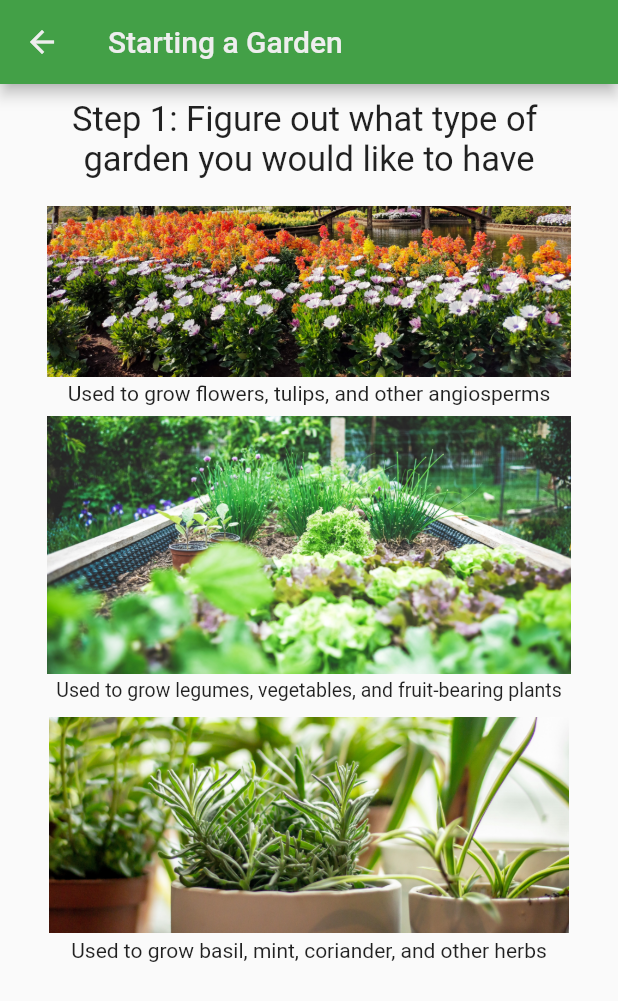
After one commit to akhilk999/GardenGuide, a Flutter app: the screen it shows after launch, item 3 of the bottom bar chosen, after a tap on "Starting a Garden", on a phone screen of 412 x 824 dp. The commit adds this screen. Shown: the top 1001 px of the screen. Run offline on Flutter 3.47's test engine with Material 2 defaults, Android fonts, the phone set to English and light mode, and no system bars; our stand-ins replace google_fonts, shared_preferences.

Commit message:
changed color for reminders.dart & started page 1 of "Starting a Garden" (step1.dart) for tutorials.dart

```diff
--- /dev/null
+++ b/lib/Starting a Garden/step1.dart
@@ -0,0 +1,72 @@
+import 'package:flutter/material.dart';
+
+class Step1 extends StatefulWidget {
+  @override
+  _Step1State createState() => _Step1State();
+}
+
+class _Step1State extends State<Step1> {
+  @override
+  Widget build(BuildContext context) {
+    return Scaffold(
+      appBar: AppBar(
+        iconTheme: IconThemeData(
+          color: Colors.grey[200],
+        ),
+        title: Text(
+            "Starting a Garden",
+            style: TextStyle(fontSize: 20,color: Colors.grey[200],)),
+        backgroundColor: Colors.green[600],
+      ),
+      body: Center(
+        child: Column(
+          children: [
+            Flexible(
+              child: FractionallySizedBox(
+                heightFactor: 0.3,
+              ),
+            ),
+            Text('Step 1: Figure out what type of ', style: TextStyle(fontSize: 23)),
+            Text('garden you would like to have', style: TextStyle(fontSize: 23)),
+            Flexible(
+              child: FractionallySizedBox(
+                heightFactor: 0.5,
+              ),
+            ),
+            Image.asset('images/flower-garden.jpg', scale: 13),
+            Flexible(
+              child: FractionallySizedBox(
+                heightFactor: 0.1,
+              ),
+            ),
+            Text('Used to grow flowers, tulips, and other angiosperms', style: TextStyle(fontSize: 14)),
+            Flexible(
+              child: FractionallySizedBox(
+                heightFactor: 0.2,
+              ),
+            ),
+            Image.asset('images/vegetable-garden.jpg', scale: 10),
+            Flexible(
+              child: FractionallySizedBox(
+                heightFactor: 0.1,
+              ),
+            ),
+            Text('Used to grow legumes, vegetables, and fruit-bearing plants', style: TextStyle(fontSize: 13)),
+            Flexible(
+              child: FractionallySizedBox(
+                heightFactor: 0.3,
+              ),
+            ),
+            Image.asset('images/herb-garden.jpg', scale: 14),
+            Flexible(
+              child: FractionallySizedBox(
+                heightFactor: 0.1,
+              ),
+            ),
+            Text('Used to grow basil, mint, coriander, and other herbs', style: TextStyle(fontSize: 14)),
+          ],
+        ),
+      ),
+    );
+  }
+}
--- a/lib/reminders.dart
+++ b/lib/reminders.dart
@@ -115,7 +115,7 @@ class _RemindersState extends State<Reminders> {
                 border: OutlineInputBorder(
                   borderRadius: BorderRadius.circular(5.0),
                 ),
-                fillColor: Colors.green,
+                fillColor: Colors.grey[200],
                 filled: true,
                 hintText: 'Enter task',
                 hintStyle: GoogleFonts.montserrat(),
--- a/lib/tutorials.dart
+++ b/lib/tutorials.dart
@@ -1,4 +1,5 @@
 import 'package:flutter/material.dart';
+import 'package:gardening_app/Starting a Garden/step1.dart';
 
 class Tutorial extends StatefulWidget {
   @override
@@ -19,7 +20,14 @@ class _TutorialState extends State<Tutorial> {
         backgroundColor: Colors.green[600],
       ),
       body: Center(
-        child: Text('Hello'),
+        child: TextButton(
+            style: TextButton.styleFrom(textStyle: TextStyle(fontSize: 20)),
+            onPressed: () {
+              Navigator.push(
+                context,
+                MaterialPageRoute(builder: (context) => Step1()));
+            },
+            child: Text('Starting a Garden', style: TextStyle(color: Colors.black))),
       ),
     );
   }
```
Also changed, not shown: pubspec.yaml (+4 -3 lines), images/flower-garden.jpg (added), images/herb-garden.jpg (added), images/vegetable-garden.jpg (added).
